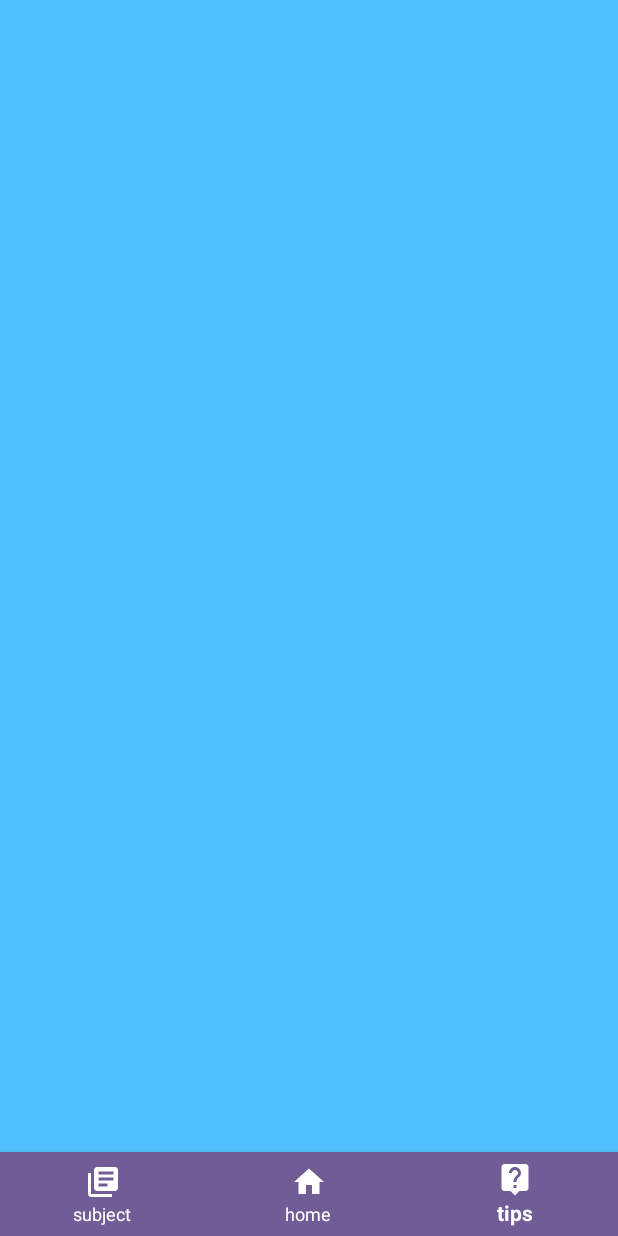
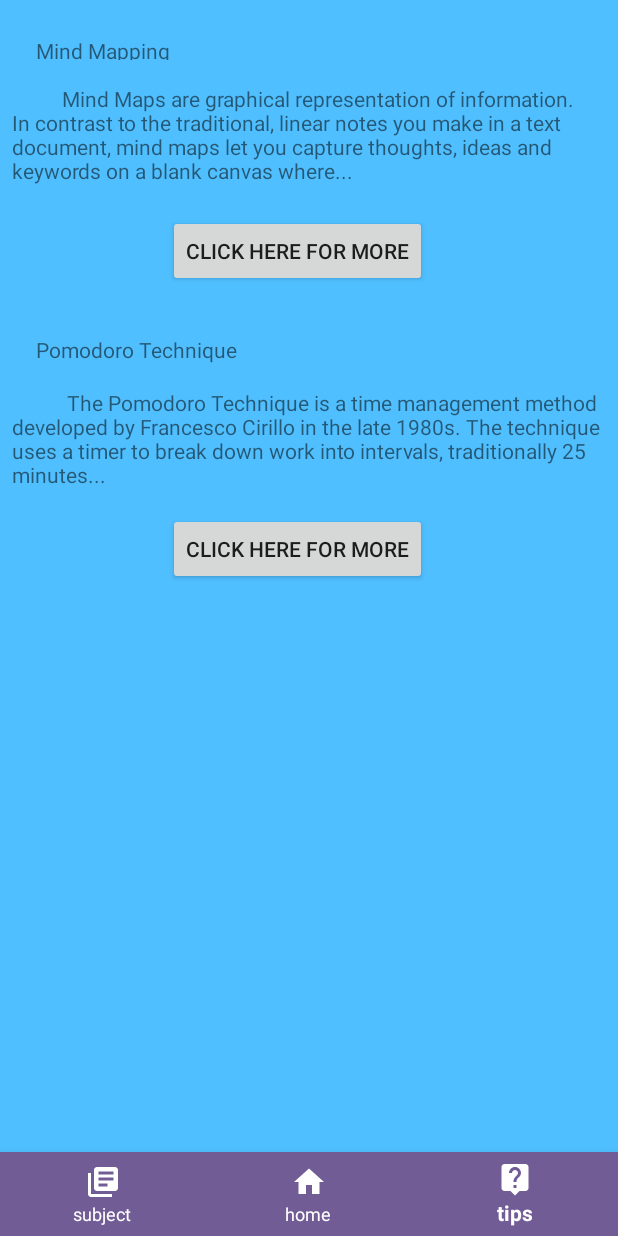
Before and after one commit to mysteryid/Progtech, an Android app: the screen it shows after launch (MainActivity), item 3 of the bottom bar chosen, on a phone screen of 412 x 824 dp. Run offline under Robolectric (Android 15) with nearby library versions, the phone set to English and light mode, and no system bars.

Commit message:
tips...tapi kalo click link force close

```diff
--- a/app/src/main/java/com/example/progtech/activities/fragments/TipsFragment.java
+++ b/app/src/main/java/com/example/progtech/activities/fragments/TipsFragment.java
@@ -1,5 +1,7 @@
 package com.example.progtech.activities.fragments;
 
+import android.content.Intent;
+import android.net.Uri;
 import android.os.Bundle;
 import android.view.LayoutInflater;
 import android.view.View;
@@ -17,4 +19,14 @@ public class TipsFragment extends Fragment {
     public View onCreateView(@NonNull LayoutInflater inflater, @Nullable ViewGroup container, @Nullable Bundle savedInstanceState) {
         return inflater.inflate(R.layout.fragment_tips, container, false);
     }
+
+    public void browser1(View view) {
+        Intent browserIntent = new Intent(Intent.ACTION_VIEW, Uri.parse("https://lifehacker.com/how-to-use-mind-maps-to-unleash-your-brains-creativity-1348869811"));
+        startActivity(browserIntent);
+    }
+
+    public void browser2(View view) {
+        Intent browserIntent = new Intent(Intent.ACTION_VIEW, Uri.parse("https://www.focusboosterapp.com/blog/make-the-pomodoro-technique-work-for-you-five-tips-to-personalise-your-pomodoros/"));
+        startActivity(browserIntent);
+    }
 }
--- a/app/src/main/res/layout/card_student.xml
+++ b/app/src/main/res/layout/card_student.xml
@@ -56,10 +56,11 @@
             android:id="@+id/textView"
             android:layout_width="wrap_content"
             android:layout_height="wrap_content"
-            android:layout_marginStart="8dp"
+            android:layout_marginStart="20dp"
             android:text="@string/SKS"
             app:layout_constraintStart_toEndOf="@+id/note"
-            app:layout_constraintTop_toBottomOf="@+id/title" />
+            app:layout_constraintTop_toBottomOf="@+id/title"
+            app:layout_constraintVertical_bias="0.444" />
 
 
     </androidx.constraintlayout.widget.ConstraintLayout>
--- a/app/src/main/res/layout/fragment_tips.xml
+++ b/app/src/main/res/layout/fragment_tips.xml
@@ -7,4 +7,69 @@
     android:layout_height="wrap_content"
     android:layout_margin="8dp"
     app:cardBackgroundColor="@color/colorAccent"
-    app:cardCornerRadius="20dp" />
+    app:cardCornerRadius="20dp" >
+
+    <TextView
+        android:id="@+id/textView2"
+        android:layout_width="91dp"
+        android:layout_height="16dp"
+        android:layout_marginTop="16dp"
+        android:text="Mind Mapping"
+        app:layout_constraintBottom_toBottomOf="parent"
+        app:layout_constraintEnd_toEndOf="parent"
+        app:layout_constraintHorizontal_bias="0.052"
+        app:layout_constraintStart_toStartOf="parent"
+        app:layout_constraintTop_toTopOf="parent"
+        app:layout_constraintVertical_bias="0.0" />
+
+    <TextView
+        android:id="@+id/textView9"
+        android:layout_width="wrap_content"
+        android:layout_height="wrap_content"
+        android:layout_marginTop="16dp"
+        android:text="          Mind Maps are graphical representation of information. In contrast to the traditional, linear notes you make in a text document, mind maps let you capture thoughts, ideas and keywords on a blank canvas where..."
+        app:layout_constraintStart_toStartOf="parent"
+        app:layout_constraintTop_toBottomOf="@+id/textView2" />
+
+    <TextView
+        android:id="@+id/textView10"
+        android:layout_width="wrap_content"
+        android:layout_height="wrap_content"
+        android:layout_marginStart="16dp"
+        android:layout_marginTop="32dp"
+        android:text="Pomodoro Technique"
+        app:layout_constraintStart_toStartOf="parent"
+        app:layout_constraintTop_toBottomOf="@+id/button" />
+
+    <TextView
+        android:id="@+id/textView12"
+        android:layout_width="wrap_content"
+        android:layout_height="wrap_content"
+        android:layout_marginTop="16dp"
+        android:text="           The Pomodoro Technique is a time management method developed by Francesco Cirillo in the late 1980s. The technique uses a timer to break down work into intervals, traditionally 25 minutes..."
+        app:layout_constraintStart_toStartOf="parent"
+        app:layout_constraintTop_toBottomOf="@+id/textView10" />
+
+    <Button
+        android:id="@+id/button"
+        android:layout_width="wrap_content"
+        android:layout_height="wrap_content"
+        android:layout_marginStart="104dp"
+        android:layout_marginTop="20dp"
+        android:text="click here for more"
+        android:onClick="browser1"
+        app:layout_constraintStart_toStartOf="parent"
+        app:layout_constraintTop_toBottomOf="@+id/textView9" />
+
+    <Button
+        android:id="@+id/button4"
+        android:layout_width="wrap_content"
+        android:layout_height="wrap_content"
+        android:layout_marginStart="104dp"
+        android:layout_marginTop="16dp"
+        android:text="click here for more"
+        android:onClick="browser2"
+        app:layout_constraintStart_toStartOf="parent"
+        app:layout_constraintTop_toBottomOf="@+id/textView12" />
+
+</androidx.constraintlayout.widget.ConstraintLayout>
```
